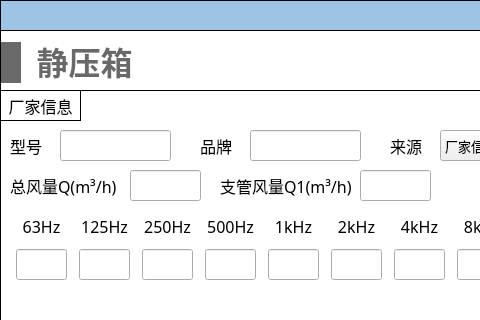
First picture: the form in NoiseCalSoft/inputDialog/dialog_static_box.ui, repository haobana/NoiCal, before the edit; both pictures show x 0 to 480 and y 0 to 320 of the 571 by 571 pixel window.
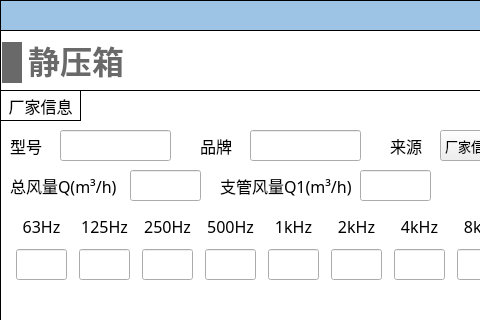
Second picture: the form after the edit. Icons and pictures are not drawn.

```diff
--- a/NoiseCalSoft/inputDialog/dialog_static_box.ui
+++ b/NoiseCalSoft/inputDialog/dialog_static_box.ui
@@ -51,66 +51,6 @@
 border: 1px solid #000000;
 }</string>
    </property>
-   <widget class="QWidget" name="layoutWidget_12">
-    <property name="geometry">
-     <rect>
-      <x>1</x>
-      <y>10</y>
-      <width>141</width>
-      <height>45</height>
-     </rect>
-    </property>
-    <layout class="QHBoxLayout" name="horizontalLayout_25">
-     <item>
-      <widget class="QLabel" name="label_30">
-       <property name="minimumSize">
-        <size>
-         <width>20</width>
-         <height>41</height>
-        </size>
-       </property>
-       <property name="maximumSize">
-        <size>
-         <width>20</width>
-         <height>41</height>
-        </size>
-       </property>
-       <property name="styleSheet">
-        <string notr="true">QLabel { 
-border: none; 
-background-color : rgb(105, 105, 105);
-}</string>
-       </property>
-       <property name="text">
-        <string/>
-       </property>
-      </widget>
-     </item>
-     <item>
-      <widget class="QLabel" name="label_31">
-       <property name="font">
-        <font>
-         <family>Microsoft YaHei</family>
-         <pointsize>24</pointsize>
-         <bold>true</bold>
-        </font>
-       </property>
-       <property name="styleSheet">
-        <string notr="true">QLabel { 
-border: none; 
-color : rgb(105, 105, 105);
-}</string>
-       </property>
-       <property name="text">
-        <string>静压箱</string>
-       </property>
-       <property name="alignment">
-        <set>Qt::AlignBottom|Qt::AlignHCenter</set>
-       </property>
-      </widget>
-     </item>
-    </layout>
-   </widget>
    <widget class="QWidget" name="widget_2" native="true">
     <property name="geometry">
      <rect>
@@ -881,6 +821,66 @@
      </property>
     </widget>
    </widget>
+   <widget class="QLabel" name="label_31">
+    <property name="geometry">
+     <rect>
+      <x>28</x>
+      <y>11</y>
+      <width>96</width>
+      <height>43</height>
+     </rect>
+    </property>
+    <property name="font">
+     <font>
+      <family>Microsoft YaHei</family>
+      <pointsize>24</pointsize>
+      <bold>true</bold>
+     </font>
+    </property>
+    <property name="styleSheet">
+     <string notr="true">QLabel { 
+border: none; 
+color : rgb(105, 105, 105);
+}</string>
+    </property>
+    <property name="text">
+     <string>静压箱</string>
+    </property>
+    <property name="alignment">
+     <set>Qt::AlignBottom|Qt::AlignHCenter</set>
+    </property>
+   </widget>
+   <widget class="QLabel" name="label_30">
+    <property name="geometry">
+     <rect>
+      <x>2</x>
+      <y>12</y>
+      <width>20</width>
+      <height>41</height>
+     </rect>
+    </property>
+    <property name="minimumSize">
+     <size>
+      <width>20</width>
+      <height>41</height>
+     </size>
+    </property>
+    <property name="maximumSize">
+     <size>
+      <width>20</width>
+      <height>41</height>
+     </size>
+    </property>
+    <property name="styleSheet">
+     <string notr="true">QLabel { 
+border: none; 
+background-color : rgb(105, 105, 105);
+}</string>
+    </property>
+    <property name="text">
+     <string/>
+    </property>
+   </widget>
   </widget>
   <widget class="QWidget" name="widget_top" native="true">
    <property name="geometry">
```
